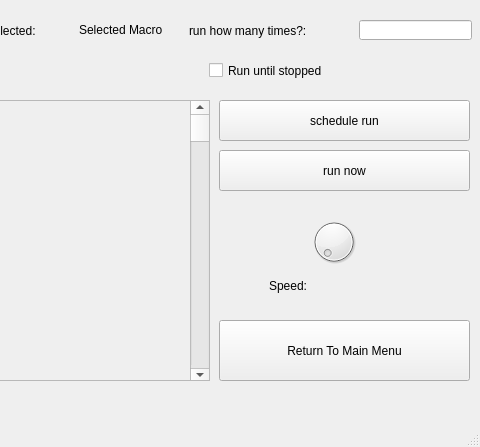
This is RunExistingMacro.ui in JoshWells08/Task-Ninja-NEA2 as Qt 5 draws it before an edit; both pictures show x 451 to 931 and y 0 to 447 of the 931 by 447 pixel window. The edited form follows.
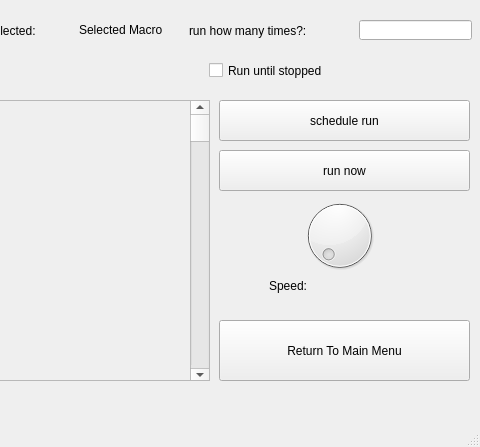
This is the edited form.

```diff
--- a/RunExistingMacro.ui
+++ b/RunExistingMacro.ui
@@ -219,10 +219,10 @@
    <widget class="QDial" name="speedDial">
     <property name="geometry">
      <rect>
-      <x>760</x>
-      <y>210</y>
-      <width>50</width>
-      <height>64</height>
+      <x>750</x>
+      <y>180</y>
+      <width>81</width>
+      <height>111</height>
      </rect>
     </property>
    </widget>
```
Left out of the diff: 2 changed lines with no effect on the pictures.
